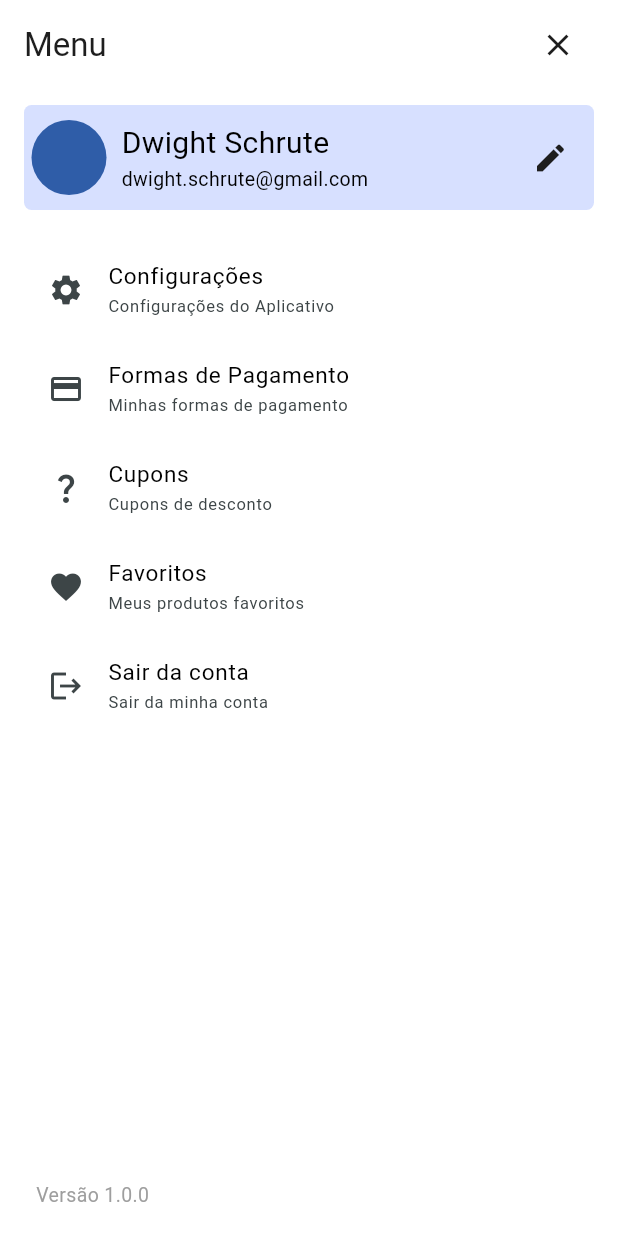
After one commit to pulszao/product_catalog, a Flutter app: the MenuPage screen opened directly, on a phone screen of 412 x 824 dp. The commit adds this screen. Run offline on Flutter 3.47's test engine with Material 3 defaults, Android fonts, the phone set to English and light mode, and no system bars; our stand-ins replace badges, shimmer; statements that could not run were skipped.

Commit message:
Menu -> Iniciando tela.

```diff
--- a/lib/constants.dart
+++ b/lib/constants.dart
@@ -5,7 +5,7 @@ bool kDebugMode = true;
 ColorScheme kColorScheme = const ColorScheme(
   background: Color(0xFFFFFFFF),
   surface: Color(0xFFFFFFFF),
-  primary: Color(0xFF143F78),
+  primary: Color(0xFF2F5DA8),
   secondary: Color(0xff1E2224),
   onBackground: Color(0xFFE6E6E6),
   onSurface: Color(0xFF1E1E1E),
@@ -27,3 +27,23 @@ TextStyle kBaseTextStyle({double? fontSize, Color? color, FontWeight? fontWeight
     background: background,
   );
 }
+
+AppBar kBuildAppBar(BuildContext context, String label) {
+  return AppBar(
+    toolbarHeight: 60.0,
+    automaticallyImplyLeading: false,
+    backgroundColor: kColorScheme.background,
+    centerTitle: true,
+    title: Row(
+      mainAxisAlignment: MainAxisAlignment.spaceBetween,
+      children: [
+        Text(label),
+        IconButton(
+          highlightColor: Colors.transparent,
+          onPressed: () => Navigator.pop(context),
+          icon: const Icon(Icons.close),
+        ),
+      ],
+    ),
+  );
+}
--- /dev/null
+++ b/lib/pages/menu_page.dart
@@ -0,0 +1,154 @@
+import 'package:flutter/material.dart';
+import 'package:product_catalog/constants.dart';
+
+class MenuPage extends StatefulWidget {
+  const MenuPage({Key? key}) : super(key: key);
+
+  @override
+  State<MenuPage> createState() => _MenuPageState();
+}
+
+class _MenuPageState extends State<MenuPage> {
+  @override
+  Widget build(BuildContext context) {
+    return Scaffold(
+      appBar: kBuildAppBar(context, 'Menu'),
+      body: SafeArea(
+        child: Padding(
+          padding: const EdgeInsets.symmetric(horizontal: 16, vertical: 10),
+          child: Column(
+            children: [
+              Container(
+                padding: const EdgeInsets.symmetric(horizontal: 5, vertical: 10),
+                decoration: BoxDecoration(
+                  color: const Color(0xFFD7E0FF),
+                  borderRadius: BorderRadius.circular(5),
+                ),
+                child: Row(
+                  mainAxisAlignment: MainAxisAlignment.spaceBetween,
+                  children: [
+                    Row(
+                      mainAxisAlignment: MainAxisAlignment.start,
+                      children: [
+                        CircleAvatar(
+                          radius: 25,
+                        ),
+                        const SizedBox(width: 10),
+                        Column(
+                          crossAxisAlignment: CrossAxisAlignment.start,
+                          mainAxisAlignment: MainAxisAlignment.spaceBetween,
+                          children: [
+                            Text(
+                              'Dwight Schrute',
+                              style: kBaseTextStyle(fontSize: 20),
+                            ),
+                            Text(
+                              'dwight.schrute@gmail.com',
+                              style: kBaseTextStyle(fontSize: 13),
+                            ),
+                          ],
+                        ),
+                      ],
+                    ),
+                    IconButton(
+                      onPressed: () => Navigator.push(
+                        context,
+                        MaterialPageRoute(
+                          builder: (context) => const Placeholder(),
+                        ),
+                      ),
+                      icon: const Icon(Icons.edit),
+                    ),
+                  ],
+                ),
+              ),
+              const SizedBox(height: 20),
+              const MenuItem(
+                icon: Icons.settings,
+                label: 'Configurações',
+                description: 'Configurações do Aplicativo',
+              ),
+              const MenuItem(
+                icon: Icons.credit_card,
+                label: 'Formas de Pagamento',
+                description: 'Minhas formas de pagamento',
+              ),
+              const MenuItem(
+                icon: Icons.question_mark_outlined,
+                label: 'Cupons',
+                description: 'Cupons de desconto',
+              ),
+              const MenuItem(
+                icon: Icons.favorite,
+                label: 'Favoritos',
+                description: 'Meus produtos favoritos',
+              ),
+              const MenuItem(
+                icon: Icons.logout,
+                label: 'Sair da conta',
+                description: 'Sair da minha conta',
+              ),
+              const Spacer(),
+              Padding(
+                padding: const EdgeInsets.all(8.0),
+                child: Align(
+                  alignment: Alignment.bottomLeft,
+                  child: Text(
+                    'Versão 1.0.0',
+                    style: kBaseTextStyle(
+                      color: Colors.grey,
+                      fontSize: 13,
+                    ),
+                  ),
+                ),
+              ),
+            ],
+          ),
+        ),
+      ),
+    );
+  }
+}
+
+class MenuItem extends StatelessWidget {
+  final String label;
+  final String description;
+  final IconData icon;
+
+  const MenuItem({
+    super.key,
+    required this.icon,
+    required this.label,
+    required this.description,
+  });
+
+  @override
+  Widget build(BuildContext context) {
+    return Padding(
+      padding: const EdgeInsets.symmetric(vertical: 5),
+      child: ListTile(
+        leading: Icon(
+          icon,
+          color: const Color(0xFF3D4547),
+        ),
+        title: Column(
+          crossAxisAlignment: CrossAxisAlignment.start,
+          children: [
+            Text(
+              label,
+              style: kBaseTextStyle(),
+            ),
+            Text(
+              description,
+              style: kBaseTextStyle(
+                fontSize: 11,
+                color: const Color(0xFF3D4547),
+              ),
+            ),
+          ],
+        ),
+        onTap: () {},
+      ),
+    );
+  }
+}
```
Also changed, not shown: lib/ui/custom_button.dart (added, +72 -0 lines), lib/ui/custom_text_field.dart (added, +56 -0 lines).
